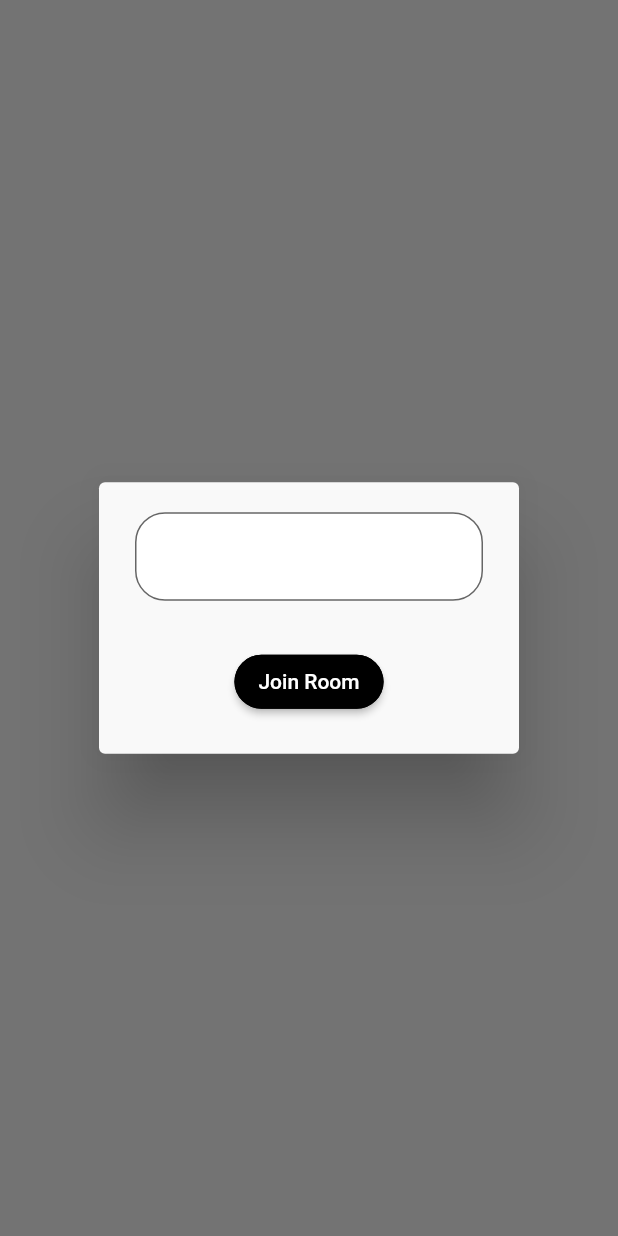
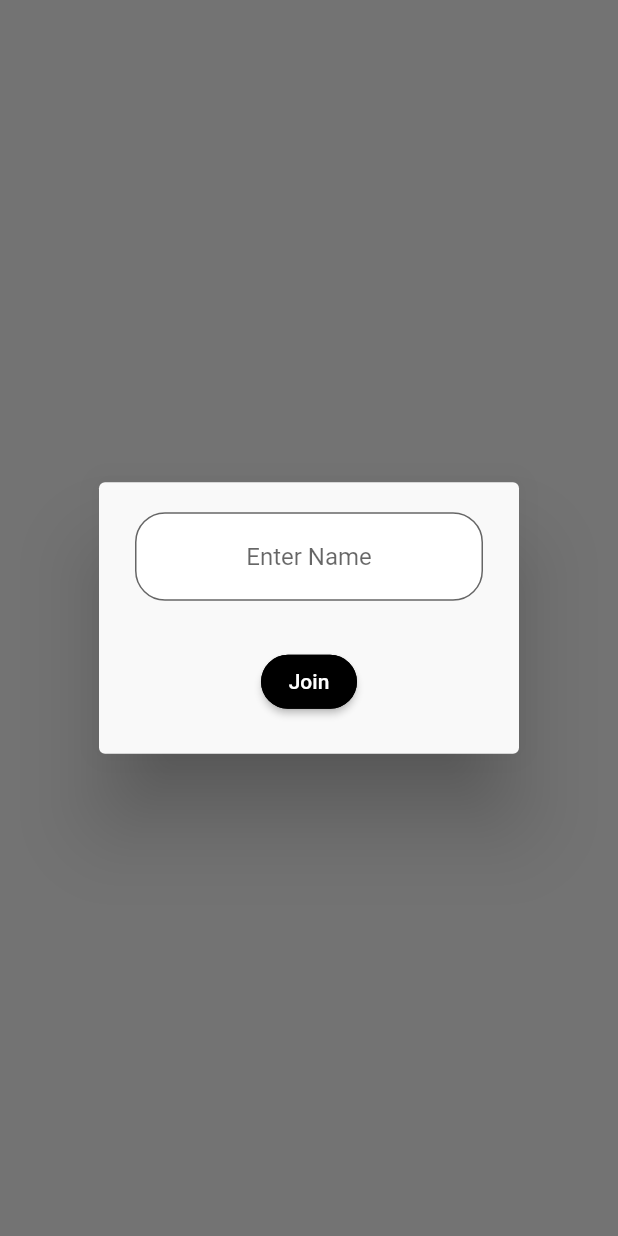
Before and after one commit to shyam-lal/spyfallFlutter, a Flutter app: the screen it shows after launch, after a tap on "JOIN ROOM", on a phone screen of 412 x 824 dp. Run offline on Flutter 3.47's test engine with Material 2 defaults, Android fonts, the phone set to English and light mode, and no system bars; our stand-ins replace firebase_core, firebase_database; accounts and stored records are empty.

Commit message:
Name and joining alerts and user provider.

```diff
--- a/lib/constants/strings.dart
+++ b/lib/constants/strings.dart
@@ -2,3 +2,5 @@ class FirebaseKeys {
   static const locations = "locations";
   static const rooms = "rooms";
 }
+
+enum AlertType { name, join }
--- /dev/null
+++ b/lib/custom_widgets/alert.dart
@@ -0,0 +1,133 @@
+import 'dart:math';
+
+import 'package:firebase_database/firebase_database.dart';
+import 'package:flutter/material.dart';
+import 'package:provider/provider.dart';
+import 'package:spyfall/constants/strings.dart';
+import 'package:spyfall/models/room_model.dart';
+import 'package:spyfall/providers/user_provider.dart';
+import 'package:spyfall/screens/lobby-screen.dart';
+
+class AlertScreen extends StatelessWidget {
+  // const AlertScreen({Key? key}) : super(key: key);
+  var isAdmin;
+  final String hintString, buttonTitle;
+  final bool hasLabel;
+  final AlertType alertType;
+  AlertScreen(this.hintString, this.buttonTitle, this.hasLabel, this.alertType);
+  TextEditingController roomIdController = new TextEditingController();
+
+  @override
+  Widget build(BuildContext context) {
+    isAdmin = context.watch<UserProvider>().isAdmin;
+    return AlertDialog(
+      backgroundColor: Color.fromARGB(255, 249, 249, 249),
+      content: Container(
+        decoration:
+            BoxDecoration(borderRadius: BorderRadius.all(Radius.circular(10))),
+        child: Column(
+          mainAxisSize: MainAxisSize.min,
+          mainAxisAlignment: MainAxisAlignment.center,
+          children: [
+            hasLabel
+                ? TextField(
+                    // keyboardType: TextInputType.number,
+                    textAlign: TextAlign.center,
+                    controller: roomIdController,
+                    decoration: InputDecoration(
+                        hintText: hintString,
+                        border: OutlineInputBorder(
+                          borderRadius: BorderRadius.circular(20.0),
+                        ),
+                        fillColor: Colors.white,
+                        filled: true),
+                  )
+                : SizedBox(),
+            //Button
+            Padding(
+              padding: EdgeInsets.only(top: 30),
+              child: ElevatedButton(
+                  style: ButtonStyle(
+                      foregroundColor:
+                          MaterialStateProperty.all<Color>(Colors.black),
+                      backgroundColor:
+                          MaterialStateProperty.all<Color>(Colors.black),
+                      shape: MaterialStateProperty.all<RoundedRectangleBorder>(
+                          RoundedRectangleBorder(
+                              borderRadius: BorderRadius.circular(18.0),
+                              side: BorderSide(color: Colors.black)))),
+                  onPressed: () {
+                    print('oombikko myre');
+
+                    isAdmin
+                        ? createRoom(context)
+                        : (alertType == AlertType.name)
+                            ?
+                            // addNameTapped(context),
+                            showDialog(
+                                context: context,
+                                builder: (BuildContext buildContext) {
+                                  context
+                                      .read<UserProvider>()
+                                      .setUserName(roomIdController.text);
+
+                                  // addNameTapped(context);
+                                  return AlertScreen('Room ID', 'Join Room',
+                                      true, AlertType.join);
+                                })
+                            : joinRoomTapped(context);
+                    // createTransactions(widget.expense, widget.income);
+                  },
+                  child: Text(
+                    buttonTitle,
+                    style: TextStyle(color: Colors.white),
+                  )),
+            )
+          ],
+        ),
+      ),
+    );
+  }
+
+  addNameTapped(BuildContext context) {
+    print('..00000000000000000name tapped0000000000');
+    // context.read<UserProvider>().setUserName(roomIdController.text);
+  }
+
+  joinRoomTapped(BuildContext context) {
+    print('111111111111111111111join taped111111111111111');
+    final roomRef = FirebaseDatabase.instance.ref().child(FirebaseKeys.rooms);
+    final roomId = roomIdController.text;
+    // final roomModel = RoomModel(roomId, 'dummy', {1: 'njan'}, false);
+    roomRef.child(roomId).child('players').child('njn').set('spy')
+        // .set({'hello': 'world'}).whenComplete(() {
+        // .set({'nee': 'spy'})
+        .whenComplete(() {
+      Navigator.of(context).push(
+          MaterialPageRoute(builder: (context) => LobbyScreen(roomId, false)));
+    });
+  }
+
+//Create Room
+  createRoom(BuildContext context) {
+    final roomRef = FirebaseDatabase.instance.ref().child(FirebaseKeys.rooms);
+    final roomId = generateRandomString(5);
+    final roomModel = RoomModel(roomId, 'dummy', {'creator': ''}, false);
+    roomRef
+        .child(roomId)
+        // .set({'hello': 'world'}).whenComplete(() {
+        .set(roomModel.toJson())
+        .whenComplete(() {
+      Navigator.of(context).push(
+          MaterialPageRoute(builder: (context) => LobbyScreen(roomId, true)));
+    });
+  }
+
+  String generateRandomString(int len) {
+    var r = Random();
+    const _chars = 'ABCDEFGHIJKLMNOPQRSTUVWXYZ';
+    return List.generate(len, (index) => _chars[r.nextInt(_chars.length)])
+        .join()
+        .toString();
+  }
+}
--- a/lib/main.dart
+++ b/lib/main.dart
@@ -2,13 +2,17 @@ import 'package:firebase_core/firebase_core.dart';
 import 'package:flutter/material.dart';
 import 'package:provider/provider.dart';
 import 'package:spyfall/providers/locations_provider.dart';
+import 'package:spyfall/providers/user_provider.dart';
 import 'package:spyfall/screens/homescreen.dart';
 
 void main() {
   // WidgetsFlutterBinding.ensureInitialized();
 
   runApp(MultiProvider(
-    providers: [ChangeNotifierProvider(create: (_) => LocationProvider())],
+    providers: [
+      ChangeNotifierProvider(create: (_) => LocationProvider()),
+      ChangeNotifierProvider(create: (_) => UserProvider())
+    ],
     child: MyApp(),
   ));
 }
--- /dev/null
+++ b/lib/providers/user_provider.dart
@@ -0,0 +1,19 @@
+import 'package:firebase_database/firebase_database.dart';
+import 'package:flutter/material.dart';
+import 'package:spyfall/constants/strings.dart';
+
+class UserProvider with ChangeNotifier {
+  String _userName = "";
+  bool? _isAdmin;
+
+  String get userName => _userName;
+  bool get isAdmin => _isAdmin!;
+
+  setUserName(String name) {
+    _userName = name;
+  }
+
+  setAdminStatus(bool admin) {
+    _isAdmin = admin;
+  }
+}
--- a/lib/screens/homescreen.dart
+++ b/lib/screens/homescreen.dart
@@ -1,19 +1,21 @@
 import 'dart:math';
-
 import 'package:firebase_database/firebase_database.dart';
 import 'package:flutter/material.dart';
 import 'package:provider/provider.dart';
 import 'package:spyfall/constants/strings.dart';
-import 'package:spyfall/custom_widgets/join_alert.dart';
+import 'package:spyfall/custom_widgets/alert.dart';
 import 'package:spyfall/models/room_model.dart';
-import 'package:spyfall/providers/locations_provider.dart';
+import 'package:spyfall/providers/user_provider.dart';
 import 'package:spyfall/screens/lobby-screen.dart';
 
 class HomeScreen extends StatelessWidget {
   List locations = [];
+  String userName = "";
 
   @override
   Widget build(BuildContext context) {
+    userName = context.watch<UserProvider>().userName;
+
     return Scaffold(
       body: Container(
         width: double.infinity,
@@ -22,15 +24,28 @@ class HomeScreen extends StatelessWidget {
           children: [
             ElevatedButton(
                 onPressed: () {
-                  createRoomTapped(context);
+                  context.read<UserProvider>().setAdminStatus(true);
+                  userName.isEmpty
+                      ? showDialog(
+                          context: context,
+                          builder: (BuildContext buildContext) {
+                            return AlertScreen('Enter Name', 'Create Room',
+                                true, AlertType.name);
+                          })
+                      : createRoomTapped(context);
                 },
                 child: Text("CREATE ROOM")),
             ElevatedButton(
                 onPressed: () {
+                  context.read<UserProvider>().setAdminStatus(false);
                   showDialog(
                       context: context,
                       builder: (BuildContext buildContext) {
-                        return JoinRoomAlert();
+                        return userName.isEmpty
+                            ? AlertScreen(
+                                'Enter Name', 'Join', true, AlertType.name)
+                            : AlertScreen(
+                                'Room ID', 'Join Room', true, AlertType.join);
                       });
                 },
                 child: Text("JOIN ROOM"))
```
